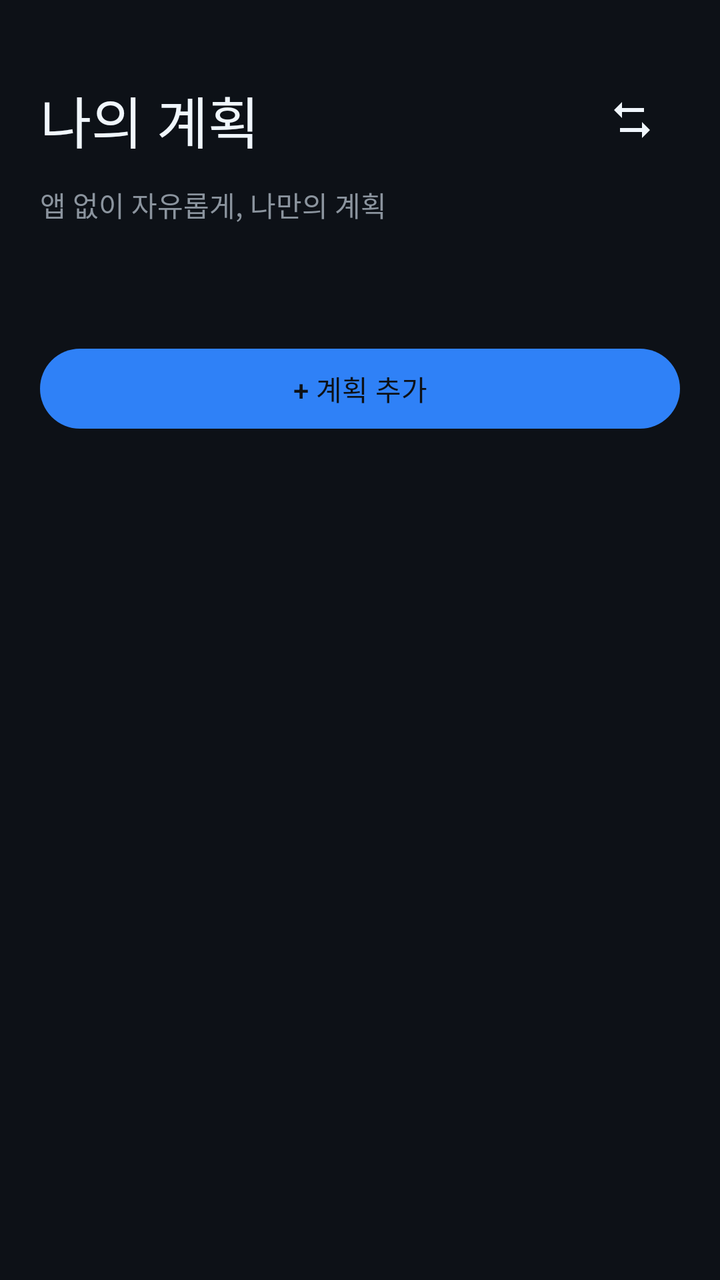
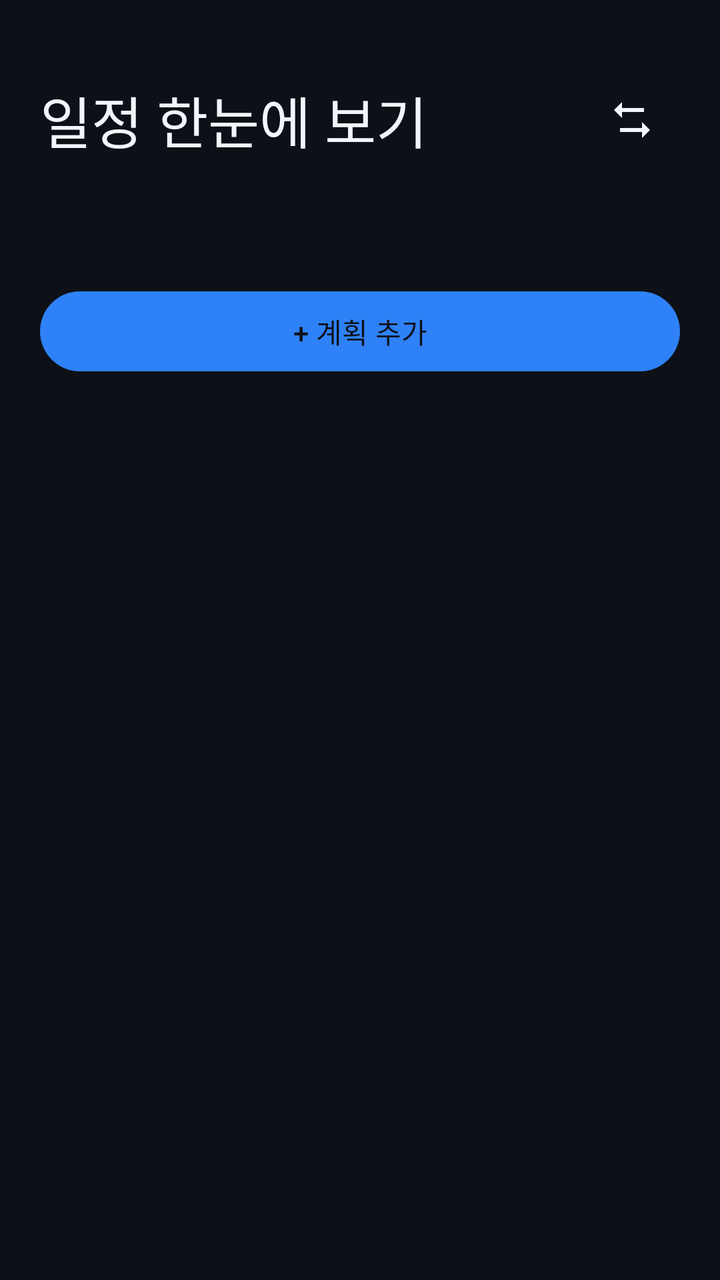

The first picture is an Android layout as it rendered before a commit; the second is the same layout after the commit. The layout source and the unified diff follow.
<!-- AndroidManifest.xml: application theme Theme.HomeworkTracker -->
<!-- res/layout/fragment_personal_plans.xml -->
<LinearLayout xmlns:android="http://schemas.android.com/apk/res/android" xmlns:app="http://schemas.android.com/apk/res-auto" android:layout_width="match_parent" android:layout_height="match_parent" android:orientation="vertical" android:background="?attr/colorSurface" android:paddingHorizontal="20dp" android:paddingTop="36dp">
 <LinearLayout android:layout_width="match_parent" android:layout_height="wrap_content" android:orientation="horizontal" android:gravity="center_vertical">
  <TextView android:layout_width="0dp" android:layout_weight="1" android:layout_height="wrap_content" android:text="나의 계획" android:textAppearance="@style/TextAppearance.Material3.HeadlineMedium" android:textColor="?attr/colorOnSurface" />
  <ImageButton android:id="@+id/homeModeSwitch" android:layout_width="48dp" android:layout_height="48dp" android:src="@drawable/ic_switch_mode" android:background="?attr/selectableItemBackgroundBorderless" android:contentDescription="앱별 계획 모드로 전환" app:tint="?attr/colorOnSurface" />
 </LinearLayout>
 <TextView android:layout_width="match_parent" android:layout_height="wrap_content" android:text="앱 없이 자유롭게, 나만의 계획" android:textColor="?attr/colorOnSurfaceVariant" android:layout_marginTop="8dp" />
 <TextView android:id="@+id/personalSummary" android:layout_width="match_parent" android:layout_height="wrap_content" android:layout_marginTop="20dp" android:textAppearance="@style/TextAppearance.Material3.TitleMedium" android:textColor="?attr/colorOnPrimaryContainer" />
 <com.google.android.material.button.MaterialButton android:id="@+id/addPersonalPlan" android:layout_width="match_parent" android:layout_height="wrap_content" android:layout_marginTop="16dp" android:text="+ 계획 추가" />
 <ScrollView android:layout_width="match_parent" android:layout_height="0dp" android:layout_weight="1" android:clipToPadding="false" android:paddingBottom="24dp">
  <LinearLayout android:id="@+id/personalPlanList" android:layout_width="match_parent" android:layout_height="wrap_content" android:orientation="vertical" />
 </ScrollView>
</LinearLayout>
<!-- resources referenced by this layout -->
<resources>
  <!-- drawable ic_switch_mode (drawable) -->
  <vector xmlns:android="http://schemas.android.com/apk/res/android" android:width="24dp" android:height="24dp" android:viewportWidth="24" android:viewportHeight="24">
   <path android:fillColor="#FFFFFFFF" android:pathData="M7,3 L3,7 L7,11 L7,8 L18,8 L18,6 L7,6 Z M17,13 L17,16 L6,16 L6,18 L17,18 L17,21 L21,17 Z" />
  </vector>
  <style name="Theme.HomeworkTracker" parent="Base.Theme.HomeworkTracker" />
  <style name="Base.Theme.HomeworkTracker" parent="Theme.Material3.Dark.NoActionBar">
          <item name="colorPrimary">@color/md_primary</item>
          <item name="colorOnPrimary">@color/md_on_primary</item>
          <item name="colorPrimaryContainer">@color/md_primary_container</item>
          <item name="colorOnPrimaryContainer">@color/md_on_primary_container</item>
          <item name="colorSecondary">@color/md_secondary</item>
          <item name="colorOnSecondary">@color/md_on_secondary</item>
          <item name="colorSecondaryContainer">@color/md_secondary_container</item>
          <item name="colorOnSecondaryContainer">@color/md_on_secondary_container</item>
          <item name="colorError">@color/md_error</item>
          <item name="android:colorBackground">@color/md_surface</item>
          <item name="colorSurface">@color/md_surface</item>
          <item name="colorOnSurface">@color/md_on_surface</item>
          <item name="colorSurfaceVariant">@color/md_surface_variant</item>
          <item name="colorOnSurfaceVariant">@color/md_on_surface_variant</item>
          <item name="colorOutlineVariant">@color/md_outline_variant</item>
      </style>
  <color name="md_primary">#2F81F7</color>
  <color name="md_on_primary">#0D1117</color>
  <color name="md_primary_container">#1C2D4F</color>
  <color name="md_on_primary_container">#58A6FF</color>
  <color name="md_secondary">#8B949E</color>
  <color name="md_on_secondary">#0D1117</color>
  <color name="md_secondary_container">#21262D</color>
  <color name="md_on_secondary_container">#C9D1D9</color>
  <color name="md_error">#F85149</color>
  <color name="md_surface">#0D1117</color>
  <color name="md_on_surface">#F0F6FC</color>
  <color name="md_surface_variant">#161B22</color>
  <color name="md_on_surface_variant">#8B949E</color>
  <color name="md_outline_variant">#30363D</color>
</resources>

<!-- the commit's change to res/layout/fragment_personal_plans.xml (unified diff, before → after) -->
@@ -1,9 +1,8 @@
 <LinearLayout xmlns:android="http://schemas.android.com/apk/res/android" xmlns:app="http://schemas.android.com/apk/res-auto" android:layout_width="match_parent" android:layout_height="match_parent" android:orientation="vertical" android:background="?attr/colorSurface" android:paddingHorizontal="20dp" android:paddingTop="36dp">
  <LinearLayout android:layout_width="match_parent" android:layout_height="wrap_content" android:orientation="horizontal" android:gravity="center_vertical">
-  <TextView android:layout_width="0dp" android:layout_weight="1" android:layout_height="wrap_content" android:text="나의 계획" android:textAppearance="@style/TextAppearance.Material3.HeadlineMedium" android:textColor="?attr/colorOnSurface" />
+  <TextView android:layout_width="0dp" android:layout_weight="1" android:layout_height="wrap_content" android:text="@string/personal_widget_label" android:textAppearance="@style/TextAppearance.Material3.HeadlineMedium" android:textColor="?attr/colorOnSurface" />
   <ImageButton android:id="@+id/homeModeSwitch" android:layout_width="48dp" android:layout_height="48dp" android:src="@drawable/ic_switch_mode" android:background="?attr/selectableItemBackgroundBorderless" android:contentDescription="앱별 계획 모드로 전환" app:tint="?attr/colorOnSurface" />
  </LinearLayout>
- <TextView android:layout_width="match_parent" android:layout_height="wrap_content" android:text="앱 없이 자유롭게, 나만의 계획" android:textColor="?attr/colorOnSurfaceVariant" android:layout_marginTop="8dp" />
  <TextView android:id="@+id/personalSummary" android:layout_width="match_parent" android:layout_height="wrap_content" android:layout_marginTop="20dp" android:textAppearance="@style/TextAppearance.Material3.TitleMedium" android:textColor="?attr/colorOnPrimaryContainer" />
  <com.google.android.material.button.MaterialButton android:id="@+id/addPersonalPlan" android:layout_width="match_parent" android:layout_height="wrap_content" android:layout_marginTop="16dp" android:text="+ 계획 추가" />
  <ScrollView android:layout_width="match_parent" android:layout_height="0dp" android:layout_weight="1" android:clipToPadding="false" android:paddingBottom="24dp">
<!-- resource entries referenced after the edit -->
@@ -4,6 +4,7 @@
   <vector xmlns:android="http://schemas.android.com/apk/res/android" android:width="24dp" android:height="24dp" android:viewportWidth="24" android:viewportHeight="24">
    <path android:fillColor="#FFFFFFFF" android:pathData="M7,3 L3,7 L7,11 L7,8 L18,8 L18,6 L7,6 Z M17,13 L17,16 L6,16 L6,18 L17,18 L17,21 L21,17 Z" />
   </vector>
+  <string name="personal_widget_label">일정 한눈에 보기</string>
   <style name="Theme.HomeworkTracker" parent="Base.Theme.HomeworkTracker" />
   <style name="Base.Theme.HomeworkTracker" parent="Theme.Material3.Dark.NoActionBar">
           <item name="colorPrimary">@color/md_primary</item>
